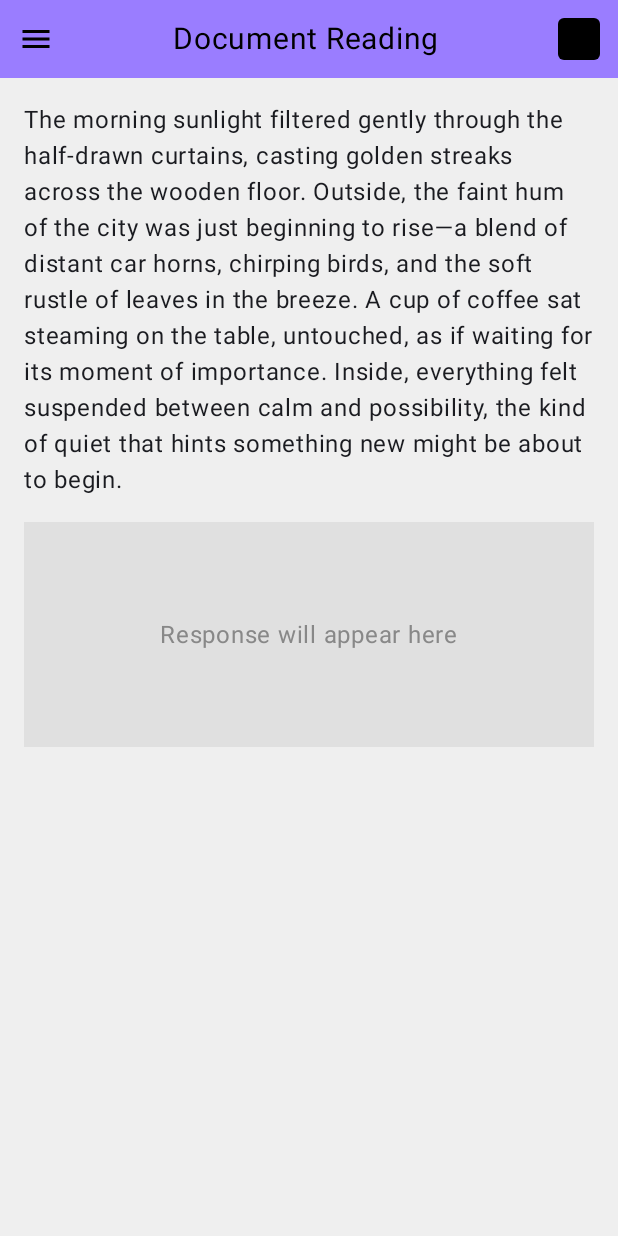
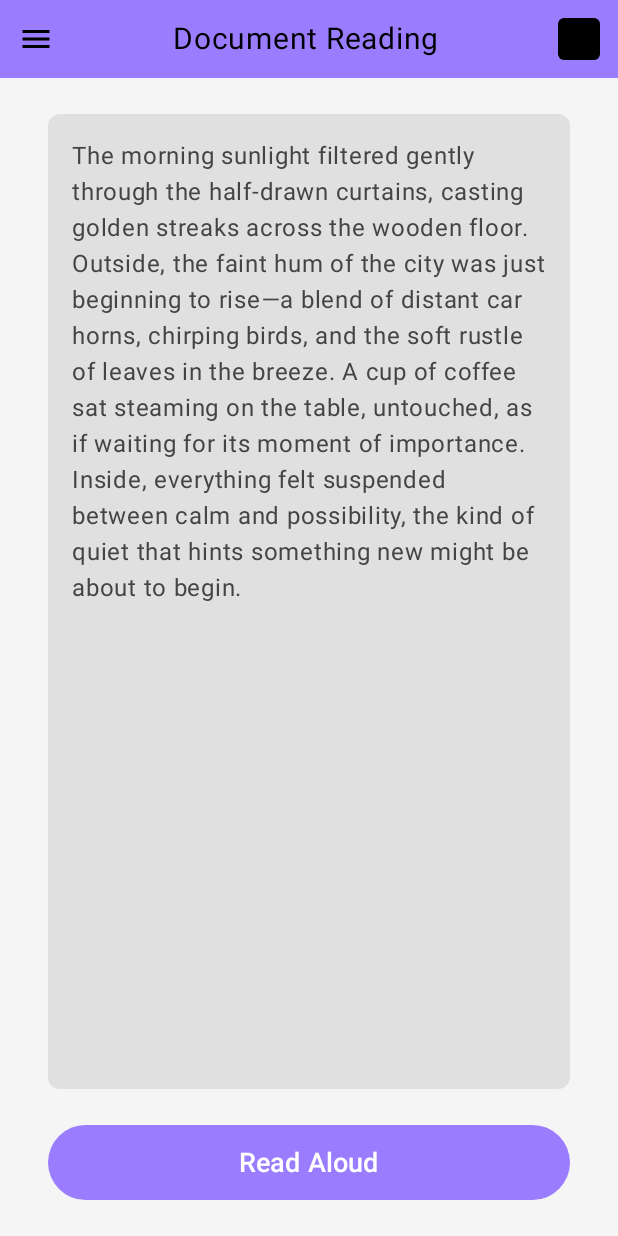
Before and after one commit to MIT-Mentors/smart-sight, an Android app built with Jetpack Compose: the DocumentReadingScreen screen opened through its navigation route, on a phone screen of 412 x 824 dp. Run offline under Robolectric (Android 15) with nearby library versions, the phone set to English and light mode, and no system bars.

Commit message:
doucment reading code is changed

```diff
--- a/app/build.gradle.kts
+++ b/app/build.gradle.kts
@@ -41,7 +41,8 @@
 
 dependencies {
     // Core Android dependencies
-    implementation(libs.androidx.core.ktx)
+
+    implementation("androidx.core:core-ktx:1.13.1") // Update to this version or newer
     implementation(libs.androidx.lifecycle.runtime.ktx)
     implementation(libs.androidx.activity.compose)
 
--- a/app/src/main/java/com/example/smartsight/DocumentReadingScreen.kt
+++ b/app/src/main/java/com/example/smartsight/DocumentReadingScreen.kt
@@ -1,33 +1,74 @@
 package com.example.smartsight
 
-import androidx.annotation.StringRes
-import androidx.compose.foundation.Image
+import android.content.Context
+import android.speech.tts.TextToSpeech
+import android.util.Log
 import androidx.compose.foundation.background
 import androidx.compose.foundation.clickable
 import androidx.compose.foundation.layout.*
+import androidx.compose.foundation.rememberScrollState
 import androidx.compose.foundation.shape.RoundedCornerShape
+import androidx.compose.foundation.verticalScroll
 import androidx.compose.material.icons.Icons
 import androidx.compose.material.icons.filled.Menu
 import androidx.compose.material3.*
-import androidx.compose.runtime.Composable
+import androidx.compose.runtime.*
 import androidx.compose.ui.Alignment
 import androidx.compose.ui.Modifier
 import androidx.compose.ui.graphics.Color
-import androidx.compose.ui.res.painterResource
+import androidx.compose.ui.platform.LocalContext
 import androidx.compose.ui.res.stringResource
-import androidx.compose.ui.tooling.preview.Preview
 import androidx.compose.ui.unit.dp
 import androidx.compose.ui.unit.sp
 import androidx.navigation.NavController
+import java.util.*
 
-@OptIn(ExperimentalMaterial3Api::class)
+// *** THIS IS THE FIX ***
+// Use a lateinit var to solve the "variable used before initialization" problem.
+private fun initializeTextToSpeech(
+    context: Context,
+    onInitialized: (TextToSpeech) -> Unit
+) {
+    lateinit var textToSpeech: TextToSpeech // 1. Declare as lateinit
+
+    textToSpeech = TextToSpeech(context) { status -> // 2. Assign to it
+        if (status == TextToSpeech.SUCCESS) {
+            // 3. Now you can safely USE it inside the callback
+            val result = textToSpeech.setLanguage(Locale.getDefault())
+            if (result == TextToSpeech.LANG_MISSING_DATA || result == TextToSpeech.LANG_NOT_SUPPORTED) {
+                Log.e("TTS", "The specified language is not supported!")
+            }
+            onInitialized(textToSpeech)
+        } else {
+            Log.e("TTS", "TTS Initialization failed!")
+        }
+    }
+}
 
 @Composable
 fun DocumentReadingScreen(navController: NavController) {
-    Column(modifier = Modifier.fillMaxSize()
-        .background(Color(0xFFEFEFEF))) {
+    val context = LocalContext.current
+    val scriptToRead = stringResource(id = R.string.speechScripts)
+    var tts: TextToSpeech? by remember { mutableStateOf(null) }
 
-        // Top App Bar - without back button
+    DisposableEffect(Unit) {
+        initializeTextToSpeech(context) { textToSpeechInstance ->
+            tts = textToSpeechInstance
+        }
+
+        onDispose {
+            tts?.stop()
+            tts?.shutdown()
+        }
+    }
+
+    Column(
+        modifier = Modifier
+            .fillMaxSize()
+            .background(Color(0xFFF5F5F5)),
+        horizontalAlignment = Alignment.CenterHorizontally
+    ) {
+        // Header (Unchanged)
         Row(
             modifier = Modifier
                 .fillMaxWidth()
@@ -44,45 +85,48 @@
                     navController.navigate("DropDown")
                 }
             )
+            Text(text = "Document Reading", fontSize = 20.sp, color = Color.Black)
+            Box(modifier = Modifier.size(28.dp).background(Color.Black, shape = RoundedCornerShape(4.dp)))
+        }
 
+        Spacer(modifier = Modifier.height(24.dp))
+
+        // Display the text in a scrollable Box (Unchanged)
+        Box(
+            modifier = Modifier
+                .fillMaxWidth()
+                .weight(1f)
+                .padding(horizontal = 32.dp)
+                .background(Color.LightGray.copy(alpha = 0.5f), RoundedCornerShape(8.dp))
+                .padding(16.dp)
+        ) {
             Text(
-                text = "Document Reading",
-                fontSize = 20.sp,
-                color = Color.Black
-            )
-
-            Box(
-                modifier = Modifier
-                    .size(28.dp)
-                    .background(Color.Black, shape = RoundedCornerShape(4.dp))
+                text = scriptToRead,
+                color = Color.DarkGray,
+                fontSize = 16.sp,
+                modifier = Modifier.verticalScroll(rememberScrollState())
             )
         }
 
-        // Body Content
-        Column(
+        Spacer(modifier = Modifier.height(24.dp))
+
+        // "Read Aloud" button (Unchanged)
+        Button(
+            onClick = {
+                tts?.speak(scriptToRead, TextToSpeech.QUEUE_FLUSH, null, "")
+            },
+            colors = ButtonDefaults.buttonColors(
+                containerColor = Color(0xFF9A7DFF),
+                contentColor = Color.White
+            ),
             modifier = Modifier
-                .fillMaxSize()
-                .padding(16.dp),
-            horizontalAlignment = Alignment.CenterHorizontally,
-            verticalArrangement = Arrangement.Top
+                .fillMaxWidth()
+                .padding(horizontal = 32.dp)
+                .height(50.dp)
         ) {
-            // Sample Text
-            Text(
-                text = stringResource(id = R.string.speechScripts)
-            )
+            Text("Read Aloud", fontSize = 18.sp)
+        }
 
-            Spacer(modifier = Modifier.height(16.dp))
-
-            // Response Box
-            Box(
-                modifier = Modifier
-                    .fillMaxWidth()
-                    .height(150.dp)
-                    .background(Color(0xFFE0E0E0)),
-                contentAlignment = Alignment.Center
-            ) {
-                Text(text = "Response will appear here", color = Color.Gray)
-            }
-        }
+        Spacer(modifier = Modifier.height(24.dp))
     }
 }
--- a/app/src/main/java/com/example/smartsight/ObjectDetectionScreen.kt
+++ b/app/src/main/java/com/example/smartsight/ObjectDetectionScreen.kt
@@ -17,6 +17,7 @@
 import androidx.compose.ui.unit.sp
 import androidx.navigation.NavController
 import kotlinx.coroutines.*
+
 
 @Composable
 fun ObjectDetectionScreen(navController: NavController, espIp: String = stringResource(id = R.string.ESP_IP)) {
```
